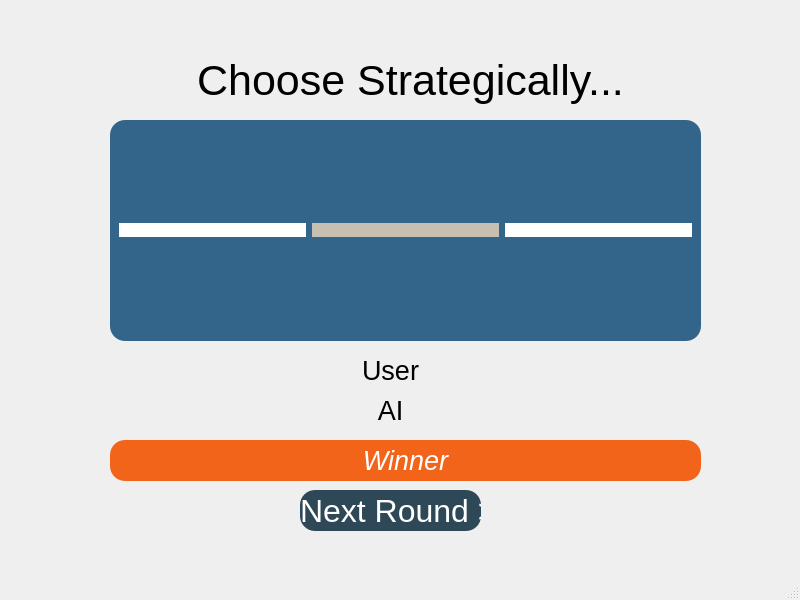
Qt form GamePage.ui (coha45/rpsv2) before a commit.
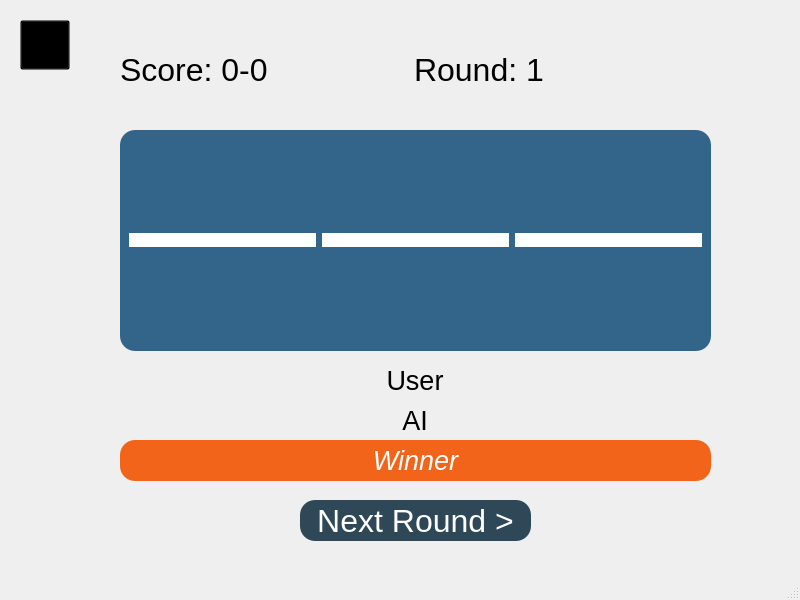
The same form after that commit. Icons and pictures are not drawn.

```diff
--- a/GamePage.ui
+++ b/GamePage.ui
@@ -17,8 +17,8 @@
    <widget class="QFrame" name="horizontalFrame">
     <property name="geometry">
      <rect>
-      <x>110</x>
-      <y>120</y>
+      <x>120</x>
+      <y>130</y>
       <width>591</width>
       <height>221</height>
      </rect>
@@ -52,8 +52,8 @@
        </property>
        <property name="iconSize">
         <size>
-         <width>250</width>
-         <height>250</height>
+         <width>160</width>
+         <height>160</height>
         </size>
        </property>
       </widget>
@@ -69,7 +69,7 @@
         <cursorShape>PointingHandCursor</cursorShape>
        </property>
        <property name="styleSheet">
-        <string notr="true">background-color: #c7c0b2;</string>
+        <string notr="true">background-color: white;</string>
        </property>
        <property name="text">
         <string/>
@@ -80,8 +80,8 @@
        </property>
        <property name="iconSize">
         <size>
-         <width>250</width>
-         <height>250</height>
+         <width>160</width>
+         <height>160</height>
         </size>
        </property>
       </widget>
@@ -112,53 +112,20 @@
        </property>
        <property name="iconSize">
         <size>
-         <width>200</width>
-         <height>200</height>
+         <width>160</width>
+         <height>160</height>
         </size>
        </property>
       </widget>
      </item>
     </layout>
    </widget>
-   <widget class="QLabel" name="label">
-    <property name="geometry">
-     <rect>
-      <x>180</x>
-      <y>50</y>
-      <width>461</width>
-      <height>61</height>
-     </rect>
-    </property>
-    <property name="font">
-     <font>
-      <pointsize>32</pointsize>
-     </font>
-    </property>
-    <property name="styleSheet">
-     <string notr="true"/>
-    </property>
-    <property name="text">
-     <string>Choose Strategically...</string>
-    </property>
-    <property name="textFormat">
-     <enum>Qt::PlainText</enum>
-    </property>
-    <property name="pixmap">
-     <pixmap>assets/plank_bg.jpg</pixmap>
-    </property>
-    <property name="scaledContents">
-     <bool>false</bool>
-    </property>
-    <property name="alignment">
-     <set>Qt::AlignCenter</set>
-    </property>
-   </widget>
    <widget class="QPushButton" name="nextRoundBtn">
     <property name="geometry">
      <rect>
       <x>300</x>
-      <y>490</y>
-      <width>181</width>
+      <y>500</y>
+      <width>231</width>
       <height>41</height>
      </rect>
     </property>
@@ -167,7 +134,7 @@
 color: white;
 background-color: #2F4858;
 border-radius: 15px;
-text-align: left;</string>
+text-align: center;</string>
     </property>
     <property name="text">
      <string>Next Round &gt;</string>
@@ -176,9 +143,9 @@
    <widget class="QLabel" name="userDisplay">
     <property name="geometry">
      <rect>
-      <x>310</x>
-      <y>350</y>
-      <width>161</width>
+      <x>210</x>
+      <y>360</y>
+      <width>410</width>
       <height>41</height>
      </rect>
     </property>
@@ -197,9 +164,9 @@
    <widget class="QLabel" name="aiDisplay">
     <property name="geometry">
      <rect>
-      <x>310</x>
-      <y>390</y>
-      <width>161</width>
+      <x>210</x>
+      <y>400</y>
+      <width>410</width>
       <height>41</height>
      </rect>
     </property>
@@ -218,7 +185,7 @@
    <widget class="QLabel" name="winnerLabel">
     <property name="geometry">
      <rect>
-      <x>110</x>
+      <x>120</x>
       <y>440</y>
       <width>591</width>
       <height>41</height>
@@ -242,6 +209,71 @@
      <set>Qt::AlignCenter</set>
     </property>
    </widget>
+   <widget class="QWidget" name="horizontalLayoutWidget">
+    <property name="geometry">
+     <rect>
+      <x>120</x>
+      <y>30</y>
+      <width>581</width>
+      <height>80</height>
+     </rect>
+    </property>
+    <layout class="QHBoxLayout" name="horizontalLayout_2">
+     <item>
+      <widget class="QLabel" name="scoreLabel">
+       <property name="font">
+        <font>
+         <pointsize>24</pointsize>
+        </font>
+       </property>
+       <property name="text">
+        <string>Score: 0-0</string>
+       </property>
+      </widget>
+     </item>
+     <item>
+      <widget class="QLabel" name="roundLabel">
+       <property name="font">
+        <font>
+         <pointsize>24</pointsize>
+        </font>
+       </property>
+       <property name="text">
+        <string>Round: 1</string>
+       </property>
+      </widget>
+     </item>
+    </layout>
+   </widget>
+   <widget class="QPushButton" name="exitBtn">
+    <property name="geometry">
+     <rect>
+      <x>20</x>
+      <y>20</y>
+      <width>50</width>
+      <height>50</height>
+     </rect>
+    </property>
+    <property name="cursor">
+     <cursorShape>PointingHandCursor</cursorShape>
+    </property>
+    <property name="styleSheet">
+     <string notr="true">background-color: rgba(0,0,0,0);</string>
+    </property>
+    <property name="text">
+     <string/>
+    </property>
+    <property name="icon">
+     <iconset>
+      <normaloff>assets/remove.png</normaloff>assets/remove.png</iconset>
+    </property>
+    <property name="iconSize">
+     <size>
+      <width>50</width>
+      <height>50</height>
+     </size>
+    </property>
+   </widget>
   </widget>
   <widget class="QMenuBar" name="menubar">
    <property name="geometry">
```
Left out of the diff: 4 changed lines with no effect on the pictures.
